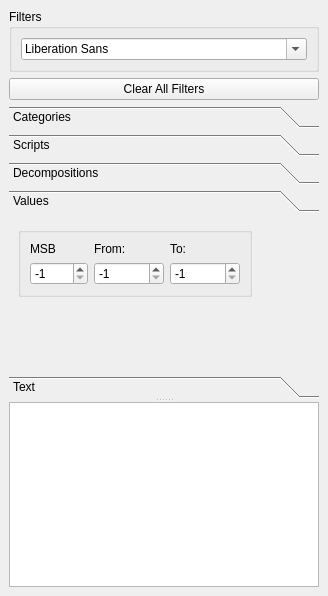
First picture: the form in dockcharmap.ui, repository GrandFatherPikhto/Glyph, before the edit.
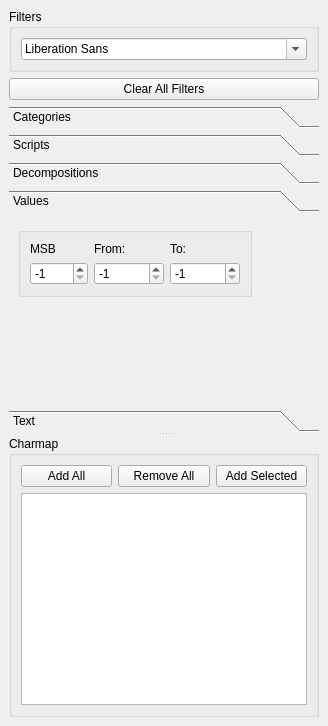
Second picture: the form after the edit.

```diff
--- a/dockcharmap.ui
+++ b/dockcharmap.ui
@@ -7,15 +7,34 @@
     <x>0</x>
     <y>0</y>
     <width>328</width>
-    <height>596</height>
+    <height>726</height>
    </rect>
   </property>
   <property name="windowTitle">
    <string>Font Selector</string>
   </property>
   <widget class="QWidget" name="dockWidgetContents">
-   <layout class="QGridLayout" name="gridLayout_2">
-    <item row="2" column="0">
+   <layout class="QVBoxLayout" name="verticalLayout_6">
+    <item>
+     <widget class="QGroupBox" name="groupBoxFilters">
+      <property name="title">
+       <string>Filters</string>
+      </property>
+      <layout class="QVBoxLayout" name="verticalLayout_5">
+       <item>
+        <widget class="QFontComboBox" name="fontComboBox"/>
+       </item>
+      </layout>
+     </widget>
+    </item>
+    <item>
+     <widget class="QPushButton" name="pushButtonClearFilters">
+      <property name="text">
+       <string>Clear All Filters</string>
+      </property>
+     </widget>
+    </item>
+    <item>
      <widget class="QSplitter" name="splitter">
       <property name="orientation">
        <enum>Qt::Orientation::Vertical</enum>
@@ -99,7 +118,7 @@
           <x>0</x>
           <y>0</y>
           <width>310</width>
-          <height>132</height>
+          <height>191</height>
          </rect>
         </property>
         <attribute name="label">
@@ -234,26 +253,37 @@
         </layout>
        </widget>
       </widget>
-      <widget class="QTableView" name="tableViewCharmap"/>
-     </widget>
-    </item>
-    <item row="0" column="0">
-     <widget class="QGroupBox" name="groupBoxFilters">
-      <property name="title">
-       <string>Filters</string>
-      </property>
-      <layout class="QVBoxLayout" name="verticalLayout_5">
-       <item>
-        <widget class="QFontComboBox" name="fontComboBox"/>
-       </item>
-      </layout>
-     </widget>
-    </item>
-    <item row="1" column="0">
-     <widget class="QPushButton" name="pushButtonClearFilters">
-      <property name="text">
-       <string>Clear All Filters</string>
-      </property>
+      <widget class="QGroupBox" name="groupBoxCharmap">
+       <property name="title">
+        <string>Charmap</string>
+       </property>
+       <layout class="QGridLayout" name="gridLayout_2">
+        <item row="0" column="0">
+         <widget class="QPushButton" name="pushButtonAll">
+          <property name="text">
+           <string>Add All</string>
+          </property>
+         </widget>
+        </item>
+        <item row="0" column="1">
+         <widget class="QPushButton" name="pushButtonRemoveAll">
+          <property name="text">
+           <string>Remove All</string>
+          </property>
+         </widget>
+        </item>
+        <item row="0" column="2">
+         <widget class="QPushButton" name="pushButtonAddSelected">
+          <property name="text">
+           <string>Add Selected</string>
+          </property>
+         </widget>
+        </item>
+        <item row="1" column="0" colspan="3">
+         <widget class="QTableView" name="tableViewCharmap"/>
+        </item>
+       </layout>
+      </widget>
      </widget>
     </item>
    </layout>
```
Left out of the diff: 14 changed lines with no effect on the pictures.
